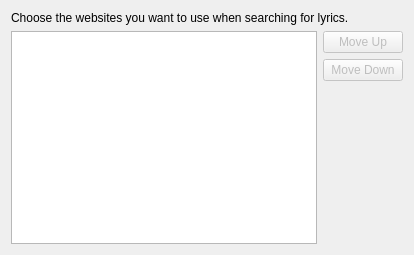
This is lyrics/lyricsettings.ui in polpo/cantata-mac as Qt 5 draws it before an edit. The edited form follows.
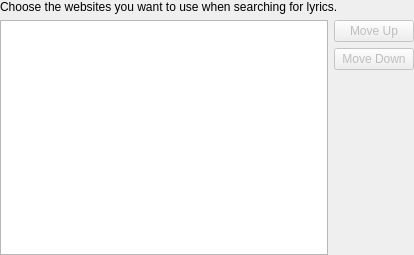
This is the edited form.

Commit message: Remove margins

Patch:
```diff
--- a/lyrics/lyricsettings.ui
+++ b/lyrics/lyricsettings.ui
@@ -14,6 +14,9 @@
    <string>Form</string>
   </property>
   <layout class="QVBoxLayout" name="verticalLayout_2">
+   <property name="margin">
+    <number>0</number>
+   </property>
    <item>
     <widget class="QLabel" name="label">
      <property name="text">
```
